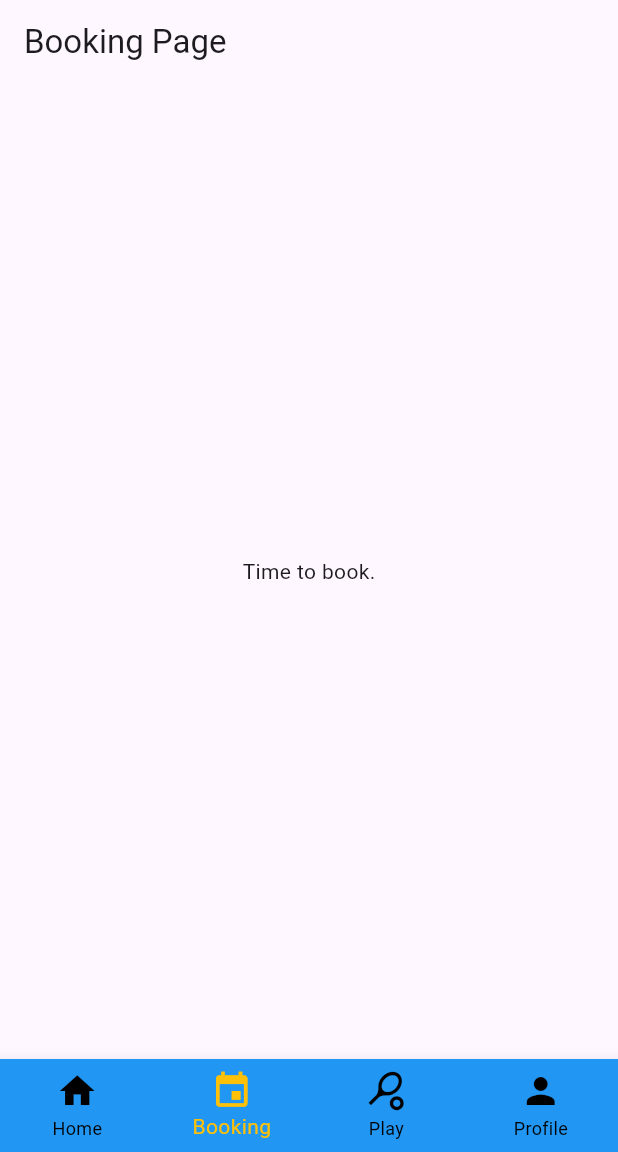
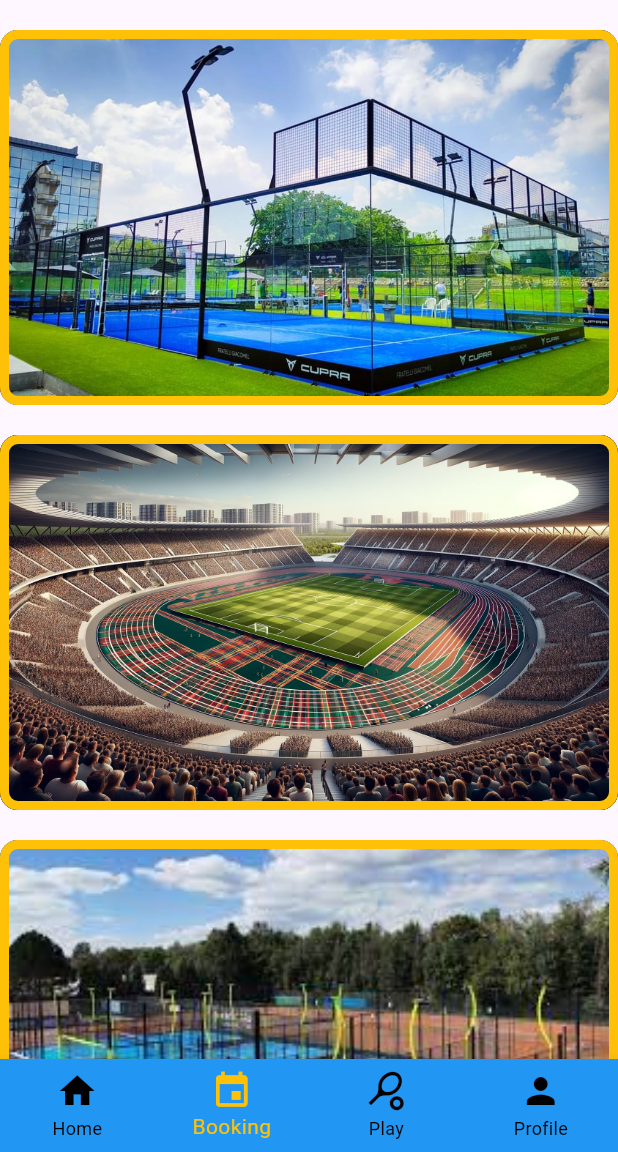
Before and after one commit to khalid21sa/moplieproject, a Flutter app: the screen it shows after launch, item 2 of the bottom bar chosen, on a phone screen of 412 x 824 dp, the part 84-1236 px from its top. Run offline on Flutter 3.47's test engine with Material 3 defaults, Android fonts, the phone set to English and light mode, and no system bars; our stand-ins replace firebase_core, firebase_database; accounts and stored records are empty.

Commit message:
Laith
booking page and decoration file

```diff
--- /dev/null
+++ b/lib/pages/ImageDecoration.dart
@@ -0,0 +1,32 @@
+import 'package:flutter/cupertino.dart';
+import 'package:flutter/material.dart';
+
+
+class ImageDecoration extends StatelessWidget {
+  final String imagePath;
+
+  const ImageDecoration({super.key, required this.imagePath});
+
+  @override
+  Widget build(BuildContext context) {
+    return Container(
+      height: 250,
+      width: 0.8 * MediaQuery.of(context).size.width,
+      decoration: BoxDecoration(
+          borderRadius: BorderRadius.circular(12.0),
+          image: DecorationImage(
+            fit: BoxFit.cover,
+            image: AssetImage("image/$imagePath"),
+          ),
+          border: Border.all(width: 6, color: Colors.amber),
+          boxShadow: const [
+            BoxShadow(
+              //color: Colors.black,
+              //blurRadius: 4,
+              //spreadRadius: 4.5,
+              //blurStyle: BlurStyle.solid,
+            )
+          ]),
+    );
+  }
+}
--- a/lib/pages/booking_page.dart
+++ b/lib/pages/booking_page.dart
@@ -1,14 +1,30 @@
 import 'package:flutter/material.dart';
+import 'ImageDecoration.dart';
+
 
 class Booking extends StatelessWidget {
   @override
   Widget build(BuildContext context) {
     return Scaffold(
-      appBar: AppBar(
-        title: Text('Booking Page'),
-      ),
       body: Center(
-        child: Text('Time to book.'),
+        child: ListView(
+          //mainAxisAlignment: MainAxisAlignment.center,
+          children: const <Widget>[
+            SizedBox(height: 20),
+            ImageDecoration(imagePath: "f1.jpg"),
+            SizedBox(height: 20),
+            ImageDecoration(imagePath: "s1.webp"),
+            SizedBox(height: 20),
+            ImageDecoration(imagePath: "f5.jpeg"),
+            SizedBox(height: 20),
+            ImageDecoration(imagePath: "f6.jpg"),
+            SizedBox(height: 20),
+            ImageDecoration(imagePath: "f1.jpg"),
+            SizedBox(height: 20),
+            ImageDecoration(imagePath: "f2.jpeg"),
+            SizedBox(height: 20),
+          ],
+        ),
       ),
     );
   }
```
Also changed, not shown: lib/pages/profile_page.dart (+43 -7 lines), image/f1.jpg (added), image/f2.jpeg (added), image/f5.jpeg (added), image/f6.jpg (added).
